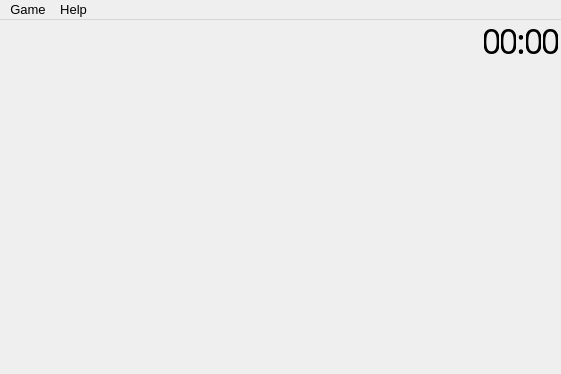
Qt form mainwindow.ui (q-g-j/qminesweeper) before a commit.
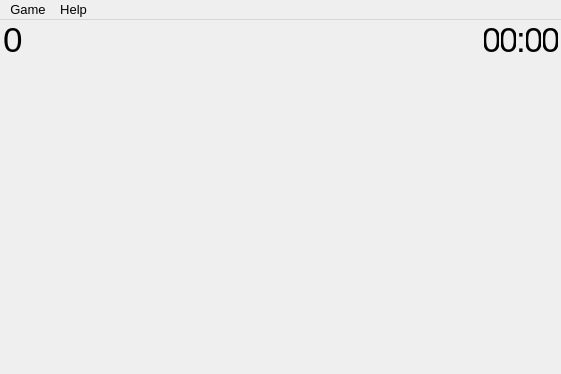
The same form after that commit. Icons and pictures are not drawn.

The edit to the form file:
```diff
--- a/mainwindow.ui
+++ b/mainwindow.ui
@@ -29,6 +29,11 @@
      <verstretch>0</verstretch>
     </sizepolicy>
    </property>
+   <property name="styleSheet">
+    <string notr="true">QWidget {
+	outline: none;
+}</string>
+   </property>
    <layout class="QVBoxLayout" name="verticalLayout">
     <property name="spacing">
      <number>0</number>
@@ -68,8 +73,13 @@
        </font>
       </property>
       <property name="styleSheet">
-       <string notr="true">QWidget {
-	outline: none;
+       <string notr="true">QLabel {
+	margin-top: -5;
+	margin-bottom: -5;
+  	margin-right: 0;
+    margin-left: 0;
+	font-family: &quot;Noto Sans Condensed Medium&quot;;
+	font-style: normal;
 }</string>
       </property>
       <layout class="QHBoxLayout" name="horizontalLayout">
@@ -126,23 +136,12 @@
          </property>
          <property name="font">
           <font>
-           <family>Noto Sans Condensed Medium</family>
            <pointsize>26</pointsize>
            <italic>false</italic>
           </font>
          </property>
-         <property name="styleSheet">
-          <string notr="true">QLabel#labelMinesLeft {
-	margin-top: -5;
-	margin-bottom: -5;
-  	margin-right: 0;
-    margin-left: 0;
-	font-family: &quot;Noto Sans Condensed Medium&quot;;
-	font-style: normal;
-}</string>
-         </property>
          <property name="text">
-          <string/>
+          <string>0</string>
          </property>
         </widget>
        </item>
@@ -225,21 +224,10 @@
          </property>
          <property name="font">
           <font>
-           <family>Noto Sans Condensed Medium</family>
            <pointsize>26</pointsize>
            <italic>false</italic>
           </font>
          </property>
-         <property name="styleSheet">
-          <string notr="true">QLabel#timerTenMinutes {
-	margin-top: -5;
-	margin-bottom: -5;
-  	margin-right: 0;
-    margin-left: 0;
-	font-family: &quot;Noto Sans Condensed Medium&quot;;
-	font-style: normal;
-}</string>
-         </property>
          <property name="frameShape">
           <enum>QFrame::NoFrame</enum>
          </property>
@@ -249,9 +237,6 @@
          <property name="alignment">
           <set>Qt::AlignCenter</set>
          </property>
-         <property name="margin">
-          <number>0</number>
-         </property>
         </widget>
        </item>
        <item>
@@ -292,21 +277,10 @@
          </property>
          <property name="font">
           <font>
-           <family>Noto Sans Condensed Medium</family>
            <pointsize>26</pointsize>
            <italic>false</italic>
           </font>
          </property>
-         <property name="styleSheet">
-          <string notr="true">QLabel#timerMinutes {
-	margin-top: -5;
-	margin-bottom: -5;
-  	margin-right: 0;
-    margin-left: 0;
-	font-family: &quot;Noto Sans Condensed Medium&quot;;
-	font-style: normal;
-}</string>
-         </property>
          <property name="frameShape">
           <enum>QFrame::NoFrame</enum>
          </property>
@@ -316,9 +290,6 @@
          <property name="alignment">
           <set>Qt::AlignCenter</set>
          </property>
-         <property name="margin">
-          <number>0</number>
-         </property>
         </widget>
        </item>
        <item>
@@ -337,21 +308,10 @@
          </property>
          <property name="font">
           <font>
-           <family>Noto Sans Condensed Medium</family>
            <pointsize>26</pointsize>
            <italic>false</italic>
           </font>
          </property>
-         <property name="styleSheet">
-          <string notr="true">QLabel#timerColon {
-	margin-top: -5;
-	margin-bottom: -5;
-  	margin-right: 0;
-    margin-left: 0;
-	font-family: &quot;Noto Sans Condensed Medium&quot;;
-	font-style: normal;
-}</string>
-         </property>
          <property name="frameShape">
           <enum>QFrame::NoFrame</enum>
          </property>
@@ -361,9 +321,6 @@
          <property name="alignment">
           <set>Qt::AlignCenter</set>
          </property>
-         <property name="margin">
-          <number>0</number>
-         </property>
         </widget>
        </item>
        <item>
@@ -388,21 +345,10 @@
          </property>
          <property name="font">
           <font>
-           <family>Noto Sans Condensed Medium</family>
            <pointsize>26</pointsize>
            <italic>false</italic>
           </font>
          </property>
-         <property name="styleSheet">
-          <string notr="true">QLabel#timerTenSeconds {
-	margin-top: -5;
-	margin-bottom: -5;
-  	margin-right: 0;
-    margin-left: 0;
-	font-family: &quot;Noto Sans Condensed Medium&quot;;
-	font-style: normal;
-}</string>
-         </property>
          <property name="frameShape">
           <enum>QFrame::NoFrame</enum>
          </property>
@@ -412,9 +358,6 @@
          <property name="alignment">
           <set>Qt::AlignCenter</set>
          </property>
-         <property name="margin">
-          <number>0</number>
-         </property>
         </widget>
        </item>
        <item>
@@ -455,7 +398,6 @@
          </property>
          <property name="font">
           <font>
-           <family>Noto Sans Condensed Medium</family>
            <pointsize>26</pointsize>
            <italic>false</italic>
           </font>
@@ -463,16 +405,6 @@
          <property name="layoutDirection">
           <enum>Qt::LeftToRight</enum>
          </property>
-         <property name="styleSheet">
-          <string notr="true">QLabel#timerSeconds {
-	margin-top: -5;
-	margin-bottom: -5;
-  	margin-right: 0;
-    margin-left: 0;
-	font-family: &quot;Noto Sans Condensed Medium&quot;;
-	font-style: normal;
-}</string>
-         </property>
          <property name="frameShape">
           <enum>QFrame::NoFrame</enum>
          </property>
@@ -482,9 +414,6 @@
          <property name="alignment">
           <set>Qt::AlignCenter</set>
          </property>
-         <property name="margin">
-          <number>0</number>
-         </property>
          <property name="indent">
           <number>0</number>
          </property>
```
Left out of the diff: 16 changed lines with no effect on the pictures.
